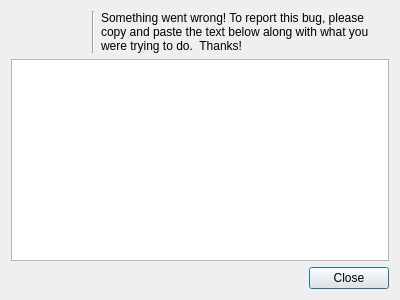
Qt form anchor/error_dialog.ui (MontrealCorpusTools/Anchor-annotator) before a commit.
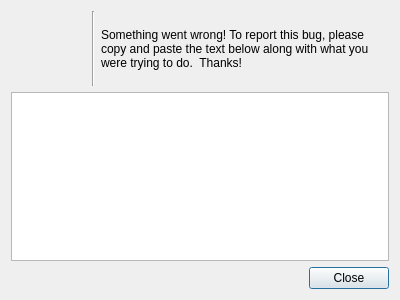
The same form after that commit. Icons and pictures are not drawn. Custom widgets are drawn as their Qt base class.

```diff
--- a/anchor/error_dialog.ui
+++ b/anchor/error_dialog.ui
@@ -26,7 +26,19 @@
      <item>
       <layout class="QHBoxLayout" name="horizontalLayout_2">
        <item>
-        <widget class="QLabel" name="label">
+        <widget class="QLabel" name="iconLabel">
+         <property name="sizePolicy">
+          <sizepolicy hsizetype="Fixed" vsizetype="Fixed">
+           <horstretch>0</horstretch>
+           <verstretch>0</verstretch>
+          </sizepolicy>
+         </property>
+         <property name="minimumSize">
+          <size>
+           <width>75</width>
+           <height>75</height>
+          </size>
+         </property>
          <property name="maximumSize">
           <size>
            <width>75</width>
```
Left out of the diff: 11 changed lines with no effect on the pictures.
